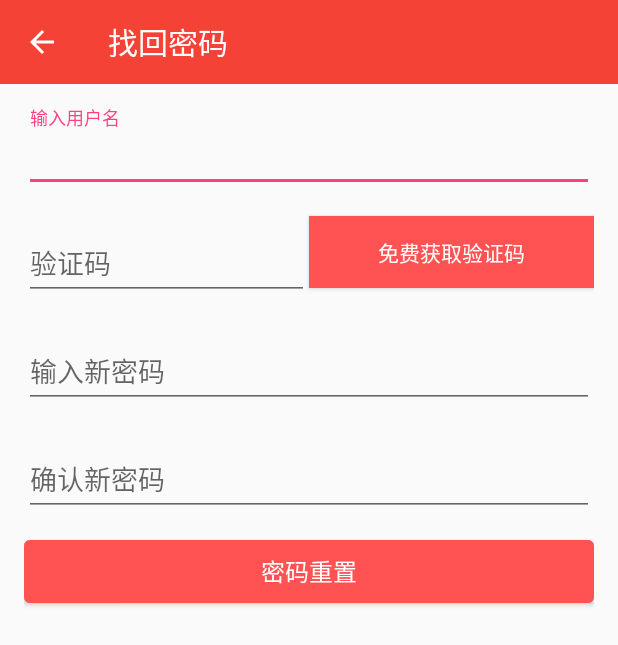
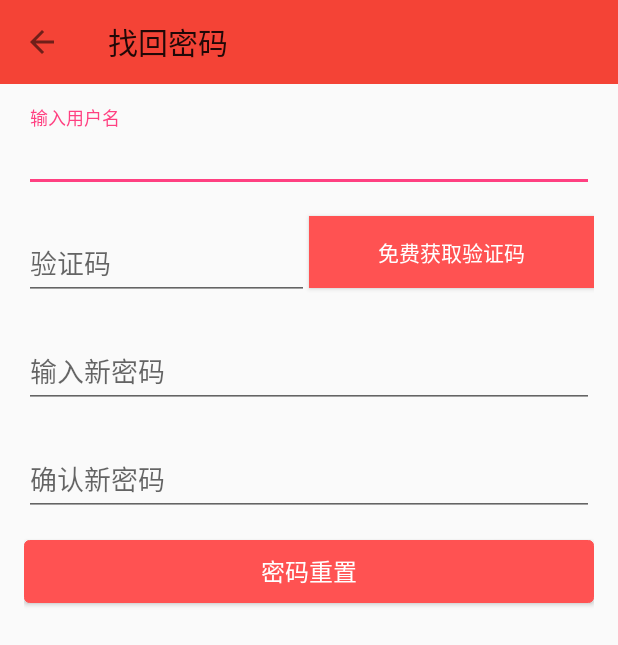
Before and after one commit to wwfighting/DemoTest, an Android app: the ForgetPwdActivity screen opened directly, with no data from a screen before it, on a phone screen of 412 x 824 dp. Shown: the top 645 px of the screen. Run offline under Robolectric (Android 15) with nearby library versions, the light colour scheme and no system bars; libraries missing offline, so code that uses them is left out: com.pnikosis.materialishprogress, com.squareup.okhttp, me.drakeet.materialdialog.

Commit message:
适配了android4.4

```diff
--- a/app/src/main/res/layout/head_layout.xml
+++ b/app/src/main/res/layout/head_layout.xml
@@ -8,6 +8,6 @@
     android:background="@color/day_colorPrimary"
     android:outlineProvider="none"
     style="@android:style/ThemeOverlay.Material.Light"
-    app:theme="@style/ThemeOverlay.AppCompat.Dark.ActionBar"
+    app:theme="@style/ThemeOverlay.AppCompat.Light"
     app:popupTheme="@style/ThemeOverlay.AppCompat.Light"
     app:layout_scrollFlags="scroll|enterAlways"/>
```
